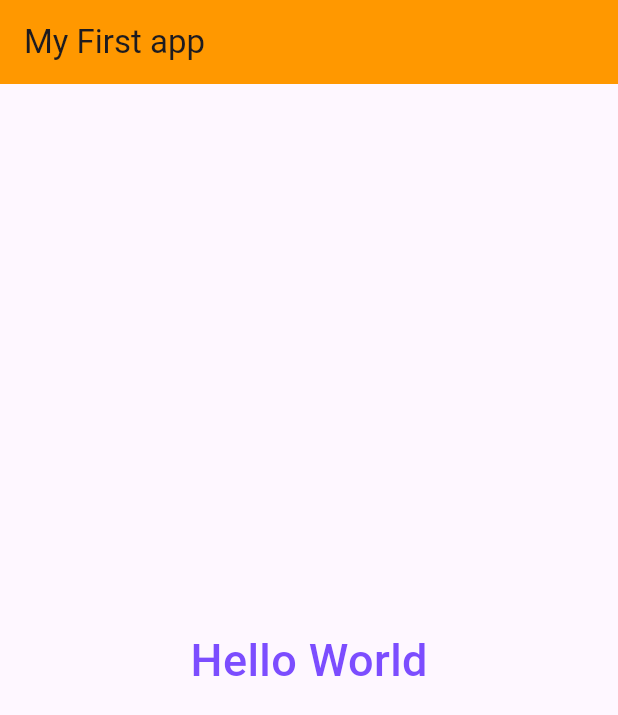
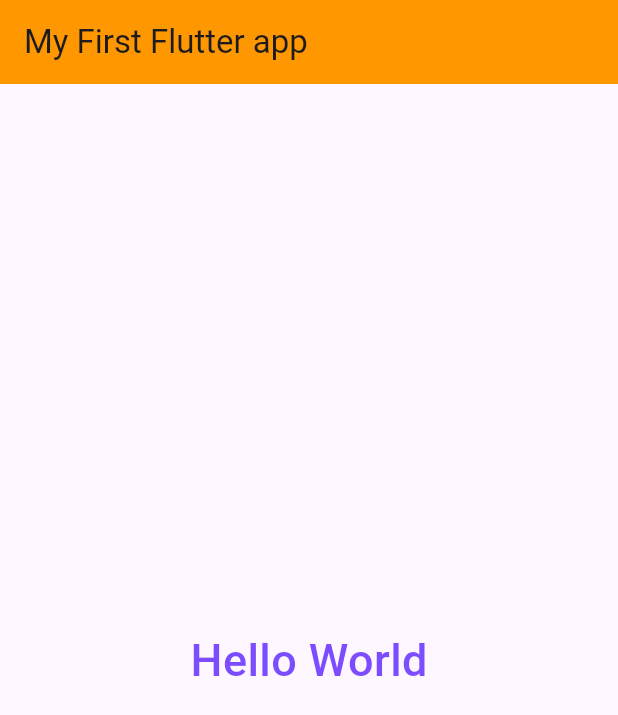
Before and after one commit to CreatorAswin/myfirstproject, a Flutter app: the screen it shows after launch, on a phone screen of 412 x 824 dp. Shown: the top 715 px of the screen. Run offline on Flutter 3.47's test engine with Material 3 defaults, Android fonts, the phone set to English and light mode, and no system bars.

Commit message:
My First Flutter Project

```diff
--- a/lib/main.dart
+++ b/lib/main.dart
@@ -15,7 +15,7 @@ class MyApp extends StatelessWidget {
       home: Scaffold(
         appBar: AppBar(
           backgroundColor: Colors.orange,
-          title: const Text('My First app'),
+          title: const Text('My First Flutter app'),
         ),
         body: const Center(
           child:Text(
```
